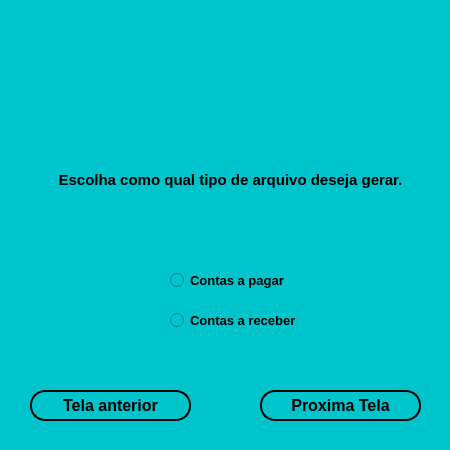
First picture: the form in App/tela_escolhacpca.ui, repository IgorMonteiro07/Aplicativo_zurica01, before the edit.
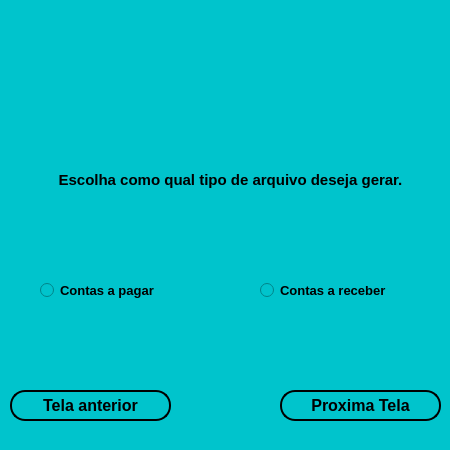
Second picture: the form after the edit. Icons and pictures are not drawn.

What changed in the file:
```diff
--- a/App/tela_escolhacpca.ui
+++ b/App/tela_escolhacpca.ui
@@ -25,8 +25,8 @@
    <widget class="QRadioButton" name="ESCOLHA01">
     <property name="geometry">
      <rect>
-      <x>170</x>
-      <y>260</y>
+      <x>40</x>
+      <y>270</y>
       <width>121</width>
       <height>41</height>
      </rect>
@@ -48,8 +48,8 @@
    <widget class="QRadioButton" name="ESCOLHA02">
     <property name="geometry">
      <rect>
-      <x>170</x>
-      <y>300</y>
+      <x>260</x>
+      <y>270</y>
       <width>151</width>
       <height>41</height>
      </rect>
@@ -68,7 +68,7 @@
    <widget class="QPushButton" name="botaoescolha">
     <property name="geometry">
      <rect>
-      <x>260</x>
+      <x>280</x>
       <y>390</y>
       <width>161</width>
       <height>31</height>
@@ -124,7 +124,7 @@
    <widget class="QPushButton" name="voltar">
     <property name="geometry">
      <rect>
-      <x>30</x>
+      <x>10</x>
       <y>390</y>
       <width>161</width>
       <height>31</height>
```
